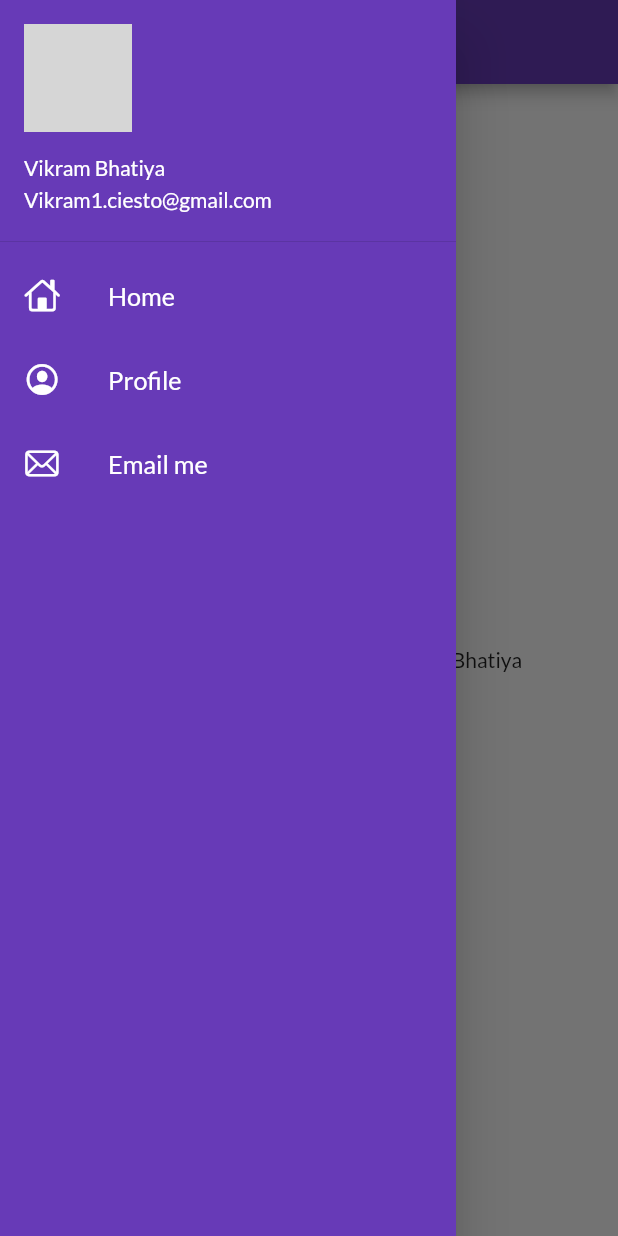
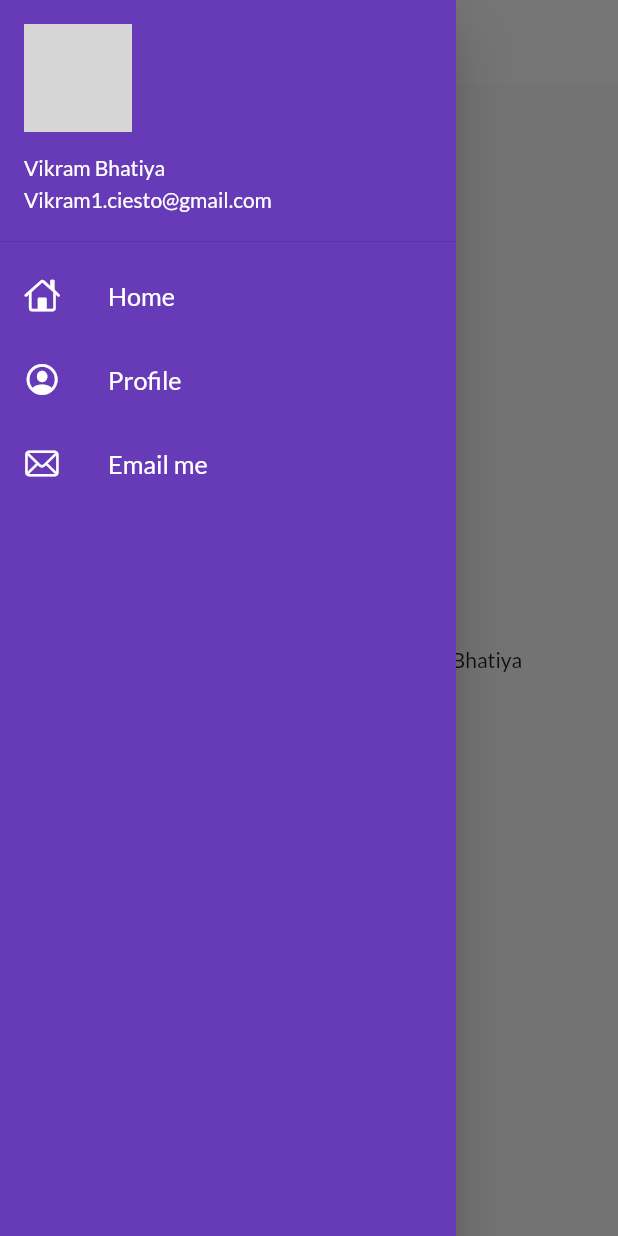
Before and after one commit to vickyahir/FlutterDemoApp, a Flutter app: the HomePage screen opened by its route, with the side drawer open, on a phone screen of 412 x 824 dp. Run offline on Flutter 3.47's test engine with Material 2 defaults, Android fonts, the phone set to English and light mode, and no system bars; our stand-ins replace google_fonts; network calls fail; grey boxes are pictures that could not be loaded.

Commit message:
day 9 completed

```diff
--- a/lib/pages/login_page.dart
+++ b/lib/pages/login_page.dart
@@ -18,7 +18,7 @@ class _LoginPageState extends State<LoginPage> {
         changeButton = true;
       });
       await Future.delayed(Duration(seconds: 1));
-      await Navigator.pushNamed(context, MyRoute.homeRoute);
+      await Navigator.pushNamed(context, MyRoutes.homeRoute);
       setState(() {
         changeButton = false;
       });
--- a/lib/utils/routes.dart
+++ b/lib/utils/routes.dart
@@ -1,4 +1,4 @@
-class MyRoute {
+class MyRoutes {
   static String loginRoute = "/login";
   static String homeRoute = "/home";
 }
--- /dev/null
+++ b/lib/widget/themes.dart
@@ -0,0 +1,18 @@
+import 'package:flutter/material.dart';
+import 'package:google_fonts/google_fonts.dart';
+
+class MyTheme {
+  static ThemeData lightTheme(BuildContext context) => ThemeData(
+      primarySwatch: Colors.deepPurple,
+      fontFamily: GoogleFonts.lato().fontFamily,
+      appBarTheme: AppBarTheme(
+        color: Colors.white,
+        elevation: 0.0,
+        iconTheme: IconThemeData(color: Colors.black),
+        titleTextStyle: TextStyle(color: Colors.black, fontSize: 20),
+      ));
+
+  static ThemeData darkTheme(BuildContext context) => ThemeData(
+        brightness: Brightness.dark,
+      );
+}
```
Also changed, not shown: lib/models/catalog.dart (added, +27 -0 lines), lib/pages/main.dart (+6 -8 lines).
